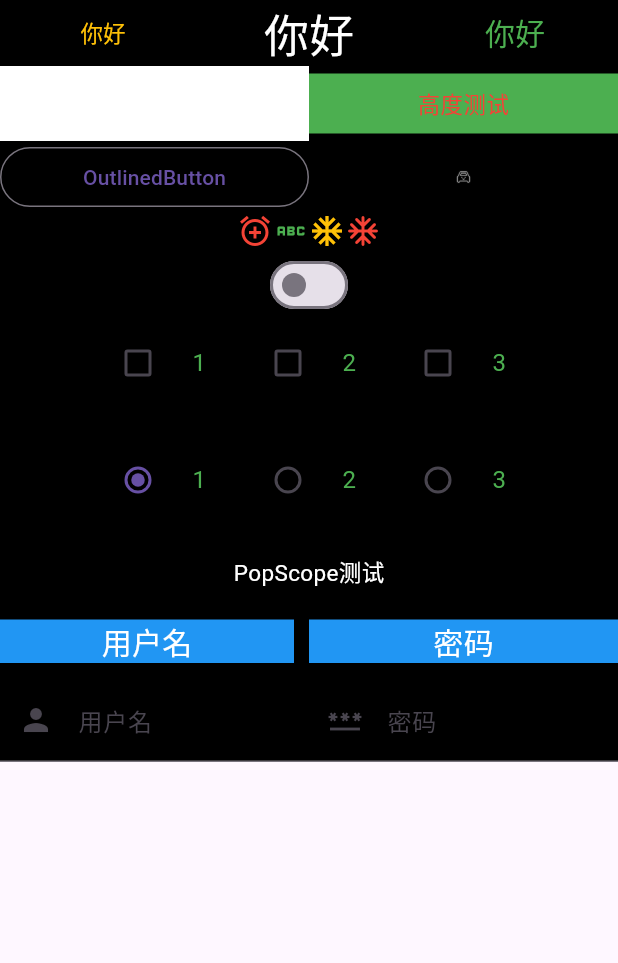
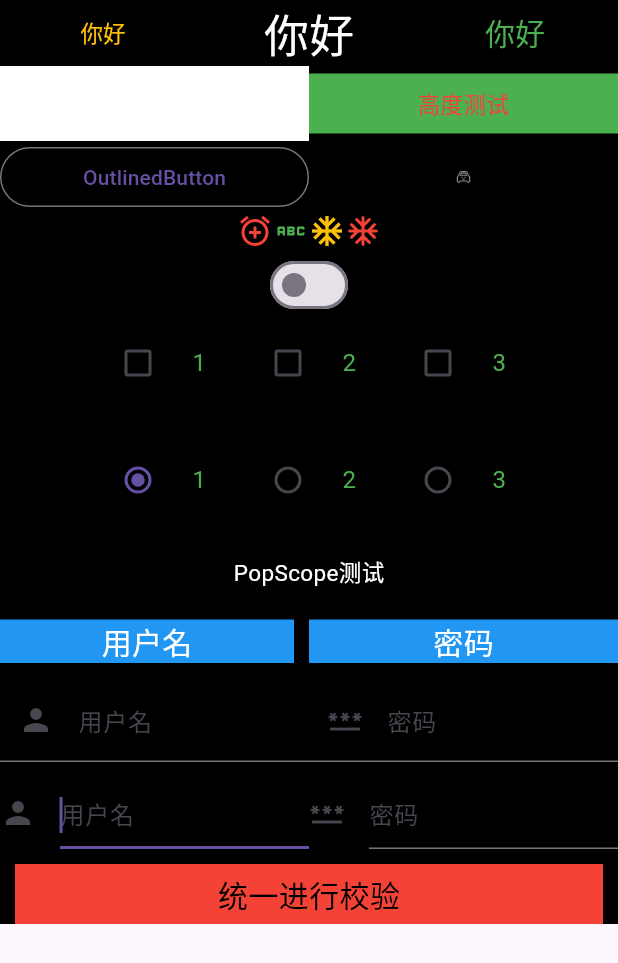
Before and after one commit to SpringRollHHB/FlutterUiTest, a Flutter app: the BaseComponentWidget screen opened directly, on a phone screen of 412 x 824 dp. Shown: the top 963 px of the screen. Run offline on Flutter 3.47's test engine with Material 3 defaults, Android fonts, the phone set to English and light mode, and no system bars.

Commit message:
form表单的使用

```diff
--- a/lib/layout/widget/baseComponent/base_component_widget.dart
+++ b/lib/layout/widget/baseComponent/base_component_widget.dart
@@ -1,7 +1,4 @@
-import 'package:flutter/cupertino.dart';
 import 'package:flutter/material.dart';
-import 'package:flutter/widgets.dart';
-
 import '../popscope_widget.dart';
 
 class BaseComponentWidget extends StatefulWidget {
@@ -18,6 +15,7 @@ class _BaseComponentWidgetState extends State<BaseComponentWidget> {
   String _radioValue = "1";
   FocusNode focusNode1 = FocusNode();
   FocusNode focusNode2 = FocusNode();
+  final GlobalKey _formKey = GlobalKey();
 
   @override
   void initState() {
@@ -40,7 +38,7 @@ class _BaseComponentWidgetState extends State<BaseComponentWidget> {
           color: Colors.black,
           child: Column(
             crossAxisAlignment: CrossAxisAlignment.center,
-            mainAxisSize: MainAxisSize.max,
+            mainAxisSize: MainAxisSize.min,
             children: [
               const DefaultTextStyle(
                 style: TextStyle(color: Colors.amber, fontSize: 15),
@@ -250,6 +248,59 @@ class _BaseComponentWidgetState extends State<BaseComponentWidget> {
                   ),
                 ],
               ),
+              const SizedBox(height:10,),
+              Form(
+                key: _formKey,
+                autovalidateMode: AutovalidateMode.onUserInteraction,
+                child: Row(
+                  children: [
+                    Expanded(
+                      child: TextFormField(
+                        autofocus: true,
+                        decoration: const InputDecoration(
+                          hintText: "用户名",
+                          icon: Icon(Icons.person),
+                        ),
+                        style: const TextStyle(color: Colors.white),
+                        validator: (v) {
+                          return v!.trim().isNotEmpty ? null : "用户名不能为空";
+                        },
+                      ),
+                    ),
+                    Expanded(
+                      child: TextFormField(
+                        obscureText: true,
+                        style: const TextStyle(color: Colors.white),
+                        decoration: const InputDecoration(
+                          hintText: "密码",
+                          icon: Icon(Icons.password),
+                        ),
+                        validator: (v) {
+                          return v!.trim().length > 5 ? null : "密码不能低于6位";
+                        },
+                      ),
+                    )
+                  ],
+                ),
+              ),
+              GestureDetector(
+                onTap: () {
+                  if((_formKey.currentState as FormState).validate()) {
+                    debugPrint("BaseComponentWidget 已经保存数据了");
+                  }
+                },
+                child: Container(
+                  color: Colors.red,
+                  width: double.infinity,
+                  height: 40,
+                  alignment: Alignment.center,
+                  margin: const EdgeInsets.only(top: 10,left: 10,right: 10),
+                  child: const Text(
+                    "统一进行校验",
+                    style: TextStyle(color: Colors.black,fontSize: 20),
+                  )
+                ),
+              ),
             ],
           ),
         ),
```
